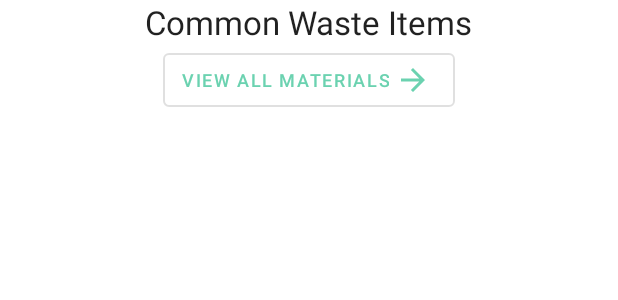
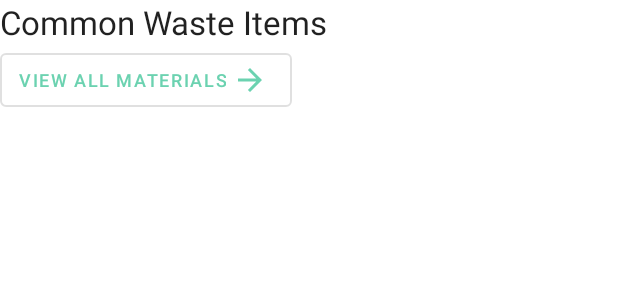
Before and after one commit to luke537/Android-Waste-Management-Application, an Android app: the layout recycle_fragment_layout.xml on its own in the app's theme, with its tools: preview values and no code run, on a phone screen of 412 x 824 dp. Shown: the top 300 px of the screen. Run offline under Robolectric (Android 15) with nearby library versions, the phone set to English and light mode, and no system bars.

```diff
--- a/app/build.gradle
+++ b/app/build.gradle
@@ -1,4 +1,5 @@
 apply plugin: 'com.android.application'
+apply plugin: 'com.google.gms.google-services'
 
 android {
     compileSdkVersion 29
@@ -48,6 +49,6 @@ dependencies {
     implementation 'io.nlopez.smartlocation:library:3.3.3'
     implementation "androidx.cardview:cardview:1.0.0"
 
-    implementation group: 'com.cloudinary', name: 'cloudinary-android', version: '1.26.0'
-    //Front-End Libraries:
+    implementation 'com.google.firebase:firebase-auth:19.2.0'
+    implementation 'com.google.firebase:firebase-storage:19.1.1'
 }
--- a/app/src/main/res/layout/recycle_fragment_layout.xml
+++ b/app/src/main/res/layout/recycle_fragment_layout.xml
@@ -1,9 +1,8 @@
 <?xml version="1.0" encoding="utf-8"?>
-<androidx.constraintlayout.widget.ConstraintLayout xmlns:android="http://schemas.android.com/apk/res/android"
-    xmlns:app="http://schemas.android.com/apk/res-auto"
-    xmlns:tools="http://schemas.android.com/tools"
-    android:layout_width="match_parent"
-    android:layout_height="match_parent">
+<LinearLayout
+    android:orientation="vertical"
+    xmlns:android="http://schemas.android.com/apk/res/android" android:layout_width="match_parent"
+    android:layout_height="wrap_content">
 
     <TextView
         android:id="@+id/textView4"
@@ -11,20 +10,12 @@
         android:layout_height="wrap_content"
         android:text="Common Waste Items"
         android:textAppearance="@style/TextAppearance.AppCompat.Large"
-        app:layout_constraintBottom_toTopOf="@+id/card_view_recycler_list"
-        app:layout_constraintEnd_toEndOf="parent"
-        app:layout_constraintStart_toStartOf="parent"
-        app:layout_constraintTop_toTopOf="parent" />
+        />
 
     <androidx.recyclerview.widget.RecyclerView
         android:id="@+id/card_view_recycler_list"
         android:layout_width="match_parent"
-        android:layout_height="wrap_content"
-        app:layout_constraintBottom_toTopOf="@id/btnViewAllMaterials"
-        app:layout_constraintEnd_toEndOf="parent"
-        app:layout_constraintStart_toStartOf="parent"
-        app:layout_constraintTop_toBottomOf="@id/textView4"
-        />
+        android:layout_height="wrap_content" />
 
     <Button
         android:id="@+id/btnViewAllMaterials"
@@ -34,12 +25,52 @@
         android:drawableEnd="@drawable/ic_arrow_forward_24dp"
         android:text="View all Materials"
         android:textSize="12sp"
-        app:layout_constraintEnd_toEndOf="parent"
-        app:layout_constraintStart_toStartOf="parent"
-        app:layout_constraintTop_toBottomOf="@id/card_view_recycler_list"
         android:layout_marginBottom="@dimen/bottom_nav_height"/>
 
-</androidx.constraintlayout.widget.ConstraintLayout>
+</LinearLayout>
+
+
+<!--<androidx.constraintlayout.widget.ConstraintLayout xmlns:android="http://schemas.android.com/apk/res/android"-->
+<!--    xmlns:app="http://schemas.android.com/apk/res-auto"-->
+<!--    xmlns:tools="http://schemas.android.com/tools"-->
+<!--    android:layout_width="match_parent"-->
+<!--    android:layout_height="match_parent">-->
+
+<!--    <TextView-->
+<!--        android:id="@+id/textView4"-->
+<!--        android:layout_width="wrap_content"-->
+<!--        android:layout_height="wrap_content"-->
+<!--        android:text="Common Waste Items"-->
+<!--        android:textAppearance="@style/TextAppearance.AppCompat.Large"-->
+<!--        app:layout_constraintBottom_toTopOf="@+id/card_view_recycler_list"-->
+<!--        app:layout_constraintEnd_toEndOf="parent"-->
+<!--        app:layout_constraintStart_toStartOf="parent"-->
+<!--        app:layout_constraintTop_toTopOf="parent" />-->
+
+<!--    <androidx.recyclerview.widget.RecyclerView-->
+<!--        android:id="@+id/card_view_recycler_list"-->
+<!--        android:layout_width="match_parent"-->
+<!--        android:layout_height="wrap_content"-->
+<!--        app:layout_constraintBottom_toTopOf="@id/btnViewAllMaterials"-->
+<!--        app:layout_constraintEnd_toEndOf="parent"-->
+<!--        app:layout_constraintStart_toStartOf="parent"-->
+<!--        app:layout_constraintTop_toBottomOf="@id/textView4"-->
+<!--        />-->
+
+<!--    <Button-->
+<!--        android:id="@+id/btnViewAllMaterials"-->
+<!--        style="@style/Widget.MaterialComponents.Button.OutlinedButton.Icon"-->
+<!--        android:layout_width="wrap_content"-->
+<!--        android:layout_height="wrap_content"-->
+<!--        android:drawableEnd="@drawable/ic_arrow_forward_24dp"-->
+<!--        android:text="View all Materials"-->
+<!--        android:textSize="12sp"-->
+<!--        app:layout_constraintEnd_toEndOf="parent"-->
+<!--        app:layout_constraintStart_toStartOf="parent"-->
+<!--        app:layout_constraintTop_toBottomOf="@id/card_view_recycler_list"-->
+<!--        android:layout_marginBottom="@dimen/bottom_nav_height"/>-->
+
+<!--</androidx.constraintlayout.widget.ConstraintLayout>-->
 
 
 
--- a/build.gradle
+++ b/build.gradle
@@ -8,6 +8,7 @@ buildscript {
     }
     dependencies {
         classpath 'com.android.tools.build:gradle:3.6.1'
+        classpath 'com.google.gms:google-services:4.3.3'
 
         // NOTE: Do not place your application dependencies here; they belong
         // in the individual module build.gradle files
```
Also changed, not shown: app/src/main/java/com/example/fypapplication_waster/AllBinsMapFragment.java (+51 -22 lines), app/src/main/java/com/example/fypapplication_waster/App.java (+0 -11 lines), app/src/main/java/com/example/fypapplication_waster/util/FirebaseUtils.java (added, +11 -0 lines), app/src/main/res/layout/recycle_fragment_layout_alt.xml (added, +30 -0 lines), 1 other file.
